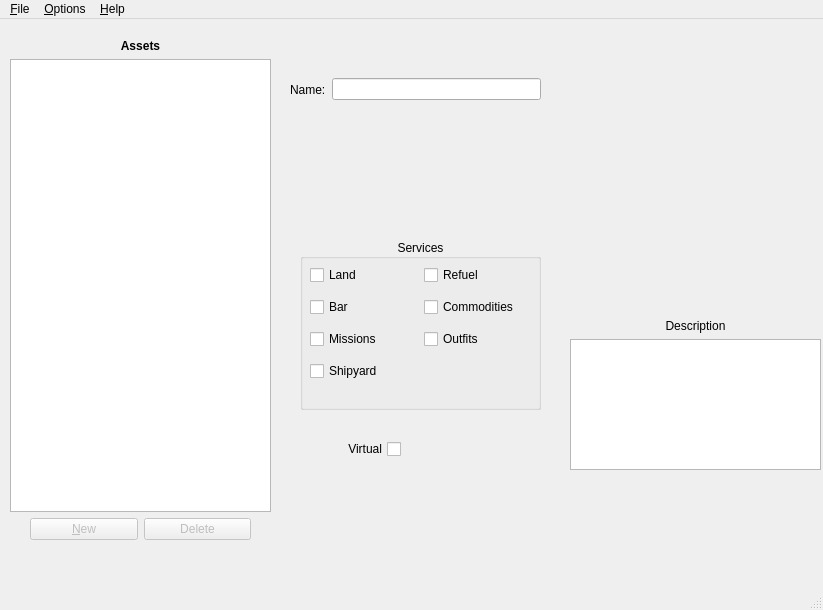
Old version of the form src/asset.ui in the repository Cypher3c/pyTHANE.
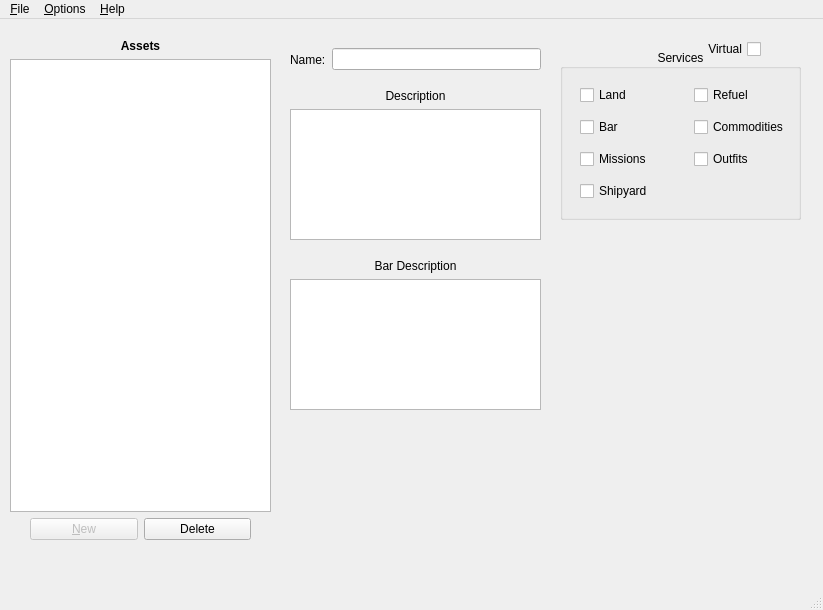
New version of the form.

Commit message: More GUI functionality added + cleaned up src dir.

```diff
--- a/src/asset.ui
+++ b/src/asset.ui
@@ -71,7 +71,7 @@
        <item>
         <widget class="QPushButton" name="pushButton_2">
          <property name="enabled">
-          <bool>false</bool>
+          <bool>true</bool>
          </property>
          <property name="text">
           <string>Delete</string>
@@ -86,7 +86,7 @@
     <property name="geometry">
      <rect>
       <x>290</x>
-      <y>50</y>
+      <y>20</y>
       <width>251</width>
       <height>41</height>
      </rect>
@@ -107,8 +107,8 @@
    <widget class="QWidget" name="horizontalLayoutWidget_4">
     <property name="geometry">
      <rect>
-      <x>310</x>
-      <y>410</y>
+      <x>670</x>
+      <y>10</y>
       <width>91</width>
       <height>41</height>
      </rect>
@@ -132,8 +132,8 @@
    <widget class="QGroupBox" name="serviceGroup">
     <property name="geometry">
      <rect>
-      <x>300</x>
-      <y>220</y>
+      <x>560</x>
+      <y>30</y>
       <width>241</width>
       <height>171</height>
      </rect>
@@ -147,8 +147,8 @@
     <widget class="QWidget" name="gridLayoutWidget">
      <property name="geometry">
       <rect>
-       <x>10</x>
-       <y>20</y>
+       <x>20</x>
+       <y>30</y>
        <width>221</width>
        <height>131</height>
       </rect>
@@ -209,8 +209,8 @@
    <widget class="QWidget" name="verticalLayoutWidget_2">
     <property name="geometry">
      <rect>
-      <x>570</x>
-      <y>300</y>
+      <x>290</x>
+      <y>70</y>
       <width>251</width>
       <height>151</height>
      </rect>
@@ -231,6 +231,31 @@
      </item>
     </layout>
    </widget>
+   <widget class="QWidget" name="verticalLayoutWidget_3">
+    <property name="geometry">
+     <rect>
+      <x>290</x>
+      <y>240</y>
+      <width>251</width>
+      <height>151</height>
+     </rect>
+    </property>
+    <layout class="QVBoxLayout" name="verticalLayout_3">
+     <item>
+      <widget class="QLabel" name="label_4">
+       <property name="text">
+        <string>Bar Description</string>
+       </property>
+       <property name="alignment">
+        <set>Qt::AlignCenter</set>
+       </property>
+      </widget>
+     </item>
+     <item>
+      <widget class="QPlainTextEdit" name="bardescriptionBox"/>
+     </item>
+    </layout>
+   </widget>
   </widget>
   <widget class="QMenuBar" name="menubar">
    <property name="geometry">
```
Left out of the diff: 13 changed lines with no effect on the pictures. The commit also changes 5 other files.
